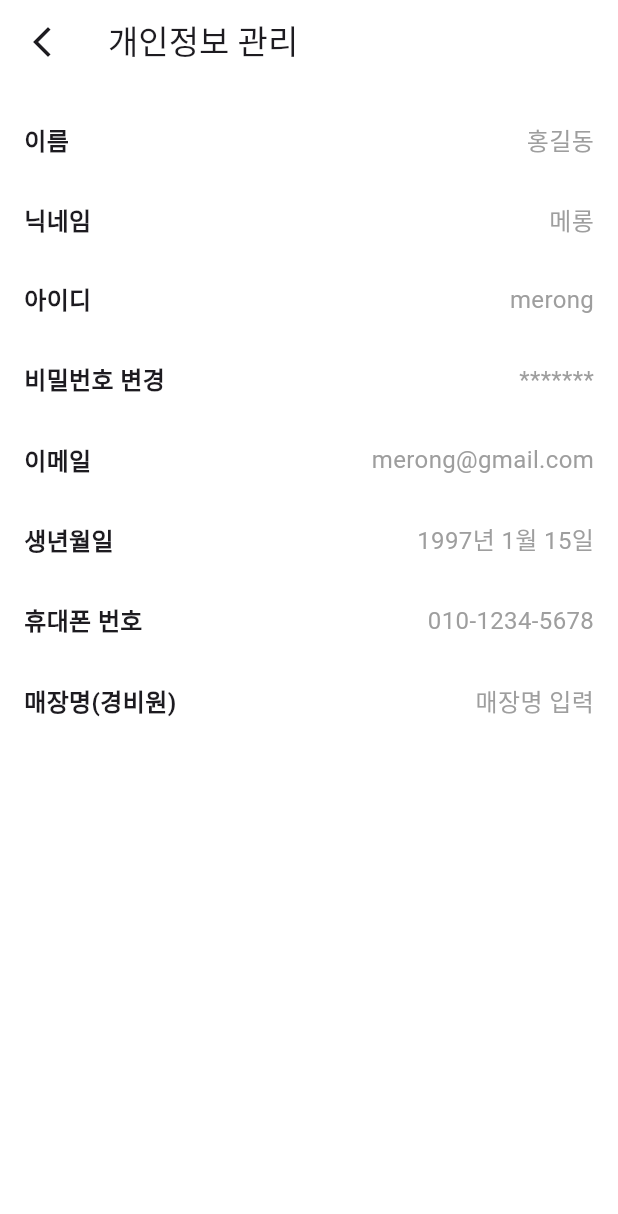
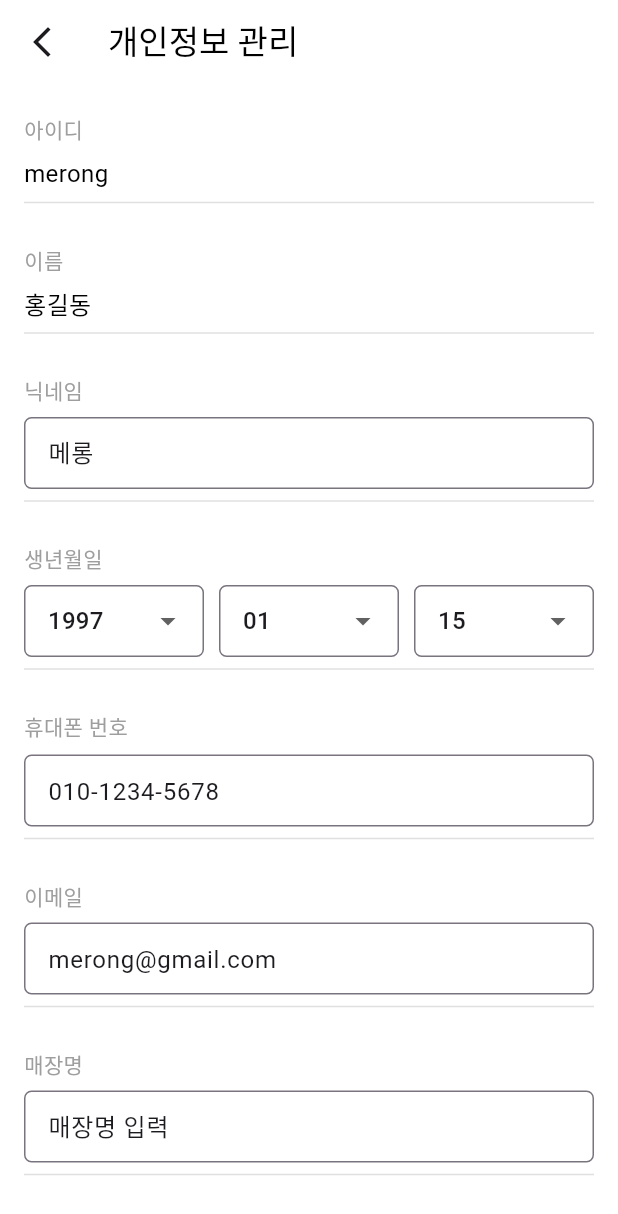
Before and after one commit to Kim-Ji-Man/Ask-Me, a Flutter app: the Mypage screen opened directly, after a tap on the "person" icon, on a phone screen of 412 x 824 dp. Shown: the top 1214 px of the screen. Run offline on Flutter 3.47's test engine with Material 3 defaults, Android fonts, the phone set to English and light mode, and no system bars; our stand-ins replace flutter_dotenv, geolocator, image_picker, shared_preferences; missing offline and left inert: kakao_map_plugin; accounts and stored records are empty; network calls fail.

Commit message:
"마이페이지 내정보 수정, 공지사항 페이지 구현 "

```diff
--- a/lib/main.dart
+++ b/lib/main.dart
@@ -1,5 +1,6 @@
 
 import 'package:flutter/material.dart';
+import 'package:flutter_askme/screens/homepage.dart';
 import 'package:flutter_askme/screens/initial.dart';
 import 'package:flutter_dotenv/flutter_dotenv.dart';
 import 'package:kakao_map_plugin/kakao_map_plugin.dart';
@@ -19,7 +20,7 @@ class MyApp extends StatelessWidget {
   @override
   Widget build(BuildContext context) {
     return MaterialApp(
-      home: Initial(),
+      home: Homepage(),
       theme: ThemeData(
         scaffoldBackgroundColor: Colors.white, // 전체 배경색을 흰색으로 설정
       ),
--- a/lib/screens/alert.dart
+++ b/lib/screens/alert.dart
@@ -17,6 +17,7 @@ class Alert extends StatelessWidget {
             style: TextStyle(fontSize: 24, fontWeight: FontWeight.bold),
           ),
         ),
+        backgroundColor: Colors.white,
         elevation: 0, // 그림자 제거
       ),
       body: Padding(
--- a/lib/screens/communitypost.dart
+++ b/lib/screens/communitypost.dart
@@ -38,6 +38,7 @@ class _CommunityPostState extends State<CommunityPost> {
   Widget build(BuildContext context) {
     return Scaffold(
       appBar: AppBar(
+        backgroundColor: Colors.white,
         title: Text(
           '글쓰기',
           style: TextStyle(fontSize: 18, fontWeight: FontWeight.bold),
--- a/lib/screens/mypage.dart
+++ b/lib/screens/mypage.dart
@@ -1,4 +1,6 @@
 import 'package:flutter/material.dart';
+import 'package:flutter_askme/screens/mypage_folder/noticepage.dart';
+import 'mypage_folder/myinfopage.dart';
 
 class Mypage extends StatelessWidget {
   @override
@@ -38,7 +40,7 @@ class Mypage extends StatelessWidget {
                 ),
                 Spacer(),
                 SizedBox(
-                  width: 80, // 버튼 가로 길이 설정
+                  width: 80,
                   child: ElevatedButton(
                     onPressed: () {
                       // 로그아웃 버튼 클릭 시 처리할 내용
@@ -64,8 +66,8 @@ class Mypage extends StatelessWidget {
             child: Row(
               mainAxisAlignment: MainAxisAlignment.spaceEvenly,
               children: [
-                _buildOptionItem(Icons.receipt, '공지사항', context),
-                _buildOptionItem(Icons.person, '내 정보', context), // 내 정보 클릭 시 회원정보 수정 페이지로 이동
+                _buildOptionItem(Icons.campaign, '공지사항', context),
+                _buildOptionItem(Icons.person, '내 정보', context),
                 _buildOptionItem(Icons.notifications, '알림설정', context),
               ],
             ),
@@ -73,13 +75,13 @@ class Mypage extends StatelessWidget {
 
           // 광고 배너
           Container(
-            margin: EdgeInsets.all(16),
+            margin: EdgeInsets.all(20),
             height: 150,
             decoration: BoxDecoration(
               color: Colors.grey[200],
               borderRadius: BorderRadius.circular(10),
               image: DecorationImage(
-                image: AssetImage('assets/banner.png'), // 배너 이미지 경로
+                image: AssetImage('assets/banner.png'),
                 fit: BoxFit.cover,
               ),
             ),
@@ -94,18 +96,22 @@ class Mypage extends StatelessWidget {
     );
   }
 
-  // 필목 옵션 아이템 생성 함수
   Widget _buildOptionItem(IconData icon, String label, BuildContext context) {
     return Column(
       children: [
         IconButton(
-          icon: Icon(icon, size: 30, color: Colors.black),
+          icon: Icon(icon, size: 35, color: Colors.black),
           onPressed: () {
             if (label == '내 정보') {
-              // 내 정보 클릭 시 회원정보 수정 페이지로 이동
               Navigator.push(
                 context,
-                MaterialPageRoute(builder: (context) => MyInfoPage()),
+                MaterialPageRoute(
+                    builder: (context) => MyInfoPage()), // 내 정보 수정 페이지로 이동
+              );
+            } else if (label == '공지사항') {
+              Navigator.push(
+                  context,
+                  MaterialPageRoute(builder: (context) => NoticePage()),
               );
             }
           },
@@ -116,7 +122,6 @@ class Mypage extends StatelessWidget {
     );
   }
 
-  // 리스트 항목 생성 함수
   Widget _buildListTile(String title, IconData icon) {
     return ListTile(
       leading: Icon(icon, color: Colors.black),
@@ -127,115 +132,3 @@ class Mypage extends StatelessWidget {
     );
   }
 }
-
-// 회원정보 수정 페이지
-class MyInfoPage extends StatelessWidget {
-  @override
-  Widget build(BuildContext context) {
-    return Scaffold(
-      backgroundColor: Colors.white,
-      appBar: AppBar(
-        leading: IconButton(
-          icon: Icon(Icons.arrow_back_ios_new),
-          onPressed: () {
-            Navigator.pop(context);
-          },
-        ),
-        title: Text('개인정보 관리'),
-        backgroundColor: Colors.white,
-        elevation: 0,
-      ),
-      body: Padding(
-        padding: const EdgeInsets.all(16.0),
-        child: ListView(
-          children: [
-            SizedBox(height: 10),
-            _buildInfoRow('이름', '홍길동'),
-            SizedBox(height: 30),
-            _buildInfoRow('닉네임', '메롱'),
-            SizedBox(height: 30),
-            _buildInfoRow('아이디', 'merong'),
-            SizedBox(height: 30),
-            _buildInfoRow('비밀번호 변경', '*******'),
-            SizedBox(height: 30),
-            _buildInfoRow('이메일', 'merong@gmail.com'),
-            SizedBox(height: 30),
-            _buildInfoRow('생년월일', '1997년 1월 15일' ),
-            SizedBox(height: 30),
-            _buildInfoRow('휴대폰 번호', '010-1234-5678'),
-            SizedBox(height: 30),
-            _buildInfoRow('매장명(경비원)', '매장명 입력'),
-          ],
-        ),
-      ),
-    );
-  }
-
-  // 기본 정보 표시 행
-  Widget _buildInfoRow(String label, String value) {
-    return Row(
-      mainAxisAlignment: MainAxisAlignment.spaceBetween,
-      children: [
-        Text(
-          label,
-          style: TextStyle(fontSize: 16, fontWeight: FontWeight.bold),
-        ),
-        Text(
-          value,
-          style: TextStyle(fontSize: 16, color: Colors.grey),
-        ),
-      ],
-    );
-  }
-
-  // 생년월일 드롭다운
-  Widget _buildDropDownRow(String label, String year, String month, String day) {
-    return Row(
-      children: [
-        Text(
-          label,
-          style: TextStyle(fontSize: 16, fontWeight: FontWeight.bold),
-        ),
-        SizedBox(width: 10),
-        DropdownButton<String>(
-          value: year,
-          items: ['1990년', '1991년', '1992년'].map((String value) {
-            return DropdownMenuItem<String>(
-              value: value,
-              child: Text(value),
-            );
-          }).toList(),
-          onChanged: (newValue) {
-            // 생년월일 선택 처리
-          },
-        ),
-        SizedBox(width: 10),
-        DropdownButton<String>(
-          value: month,
-          items: ['1월', '2월', '3월'].map((String value) {
-            return DropdownMenuItem<String>(
-              value: value,
-              child: Text(value),
-            );
-          }).toList(),
-          onChanged: (newValue) {
-            // 월 선택 처리
-          },
-        ),
-        SizedBox(width: 10),
-        DropdownButton<String>(
-          value: day,
-          items: ['1일', '2일', '3일'].map((String value) {
-            return DropdownMenuItem<String>(
-              value: value,
-              child: Text(value),
-            );
-          }).toList(),
-          onChanged: (newValue) {
-            // 일 선택 처리
-          },
-        ),
-      ],
-    );
-  }
-}
--- /dev/null
+++ b/lib/screens/mypage_folder/myinfopage.dart
@@ -0,0 +1,204 @@
+import 'package:flutter/material.dart';
+
+class MyInfoPage extends StatelessWidget {
+  final TextEditingController nicknameController = TextEditingController(text: '메롱');
+  final TextEditingController passwordController = TextEditingController();
+  final TextEditingController emailController = TextEditingController(text: 'merong@gmail.com');
+  final TextEditingController phoneController = TextEditingController(text: '010-1234-5678');
+  final TextEditingController storeController = TextEditingController(text: '매장명 입력');
+
+  String selectedYear = '1997';
+  String selectedMonth = '01';
+  String selectedDay = '15';
+
+  @override
+  Widget build(BuildContext context) {
+    return Scaffold(
+      backgroundColor: Colors.white,
+      appBar: AppBar(
+        leading: IconButton(
+          icon: Icon(Icons.arrow_back_ios_new),
+          onPressed: () {
+            Navigator.pop(context);
+          },
+        ),
+        title: Text('개인정보 관리', style: TextStyle(color: Colors.black)),
+        backgroundColor: Colors.white,
+        elevation: 0,
+      ),
+      body: Padding(
+        padding: const EdgeInsets.symmetric(horizontal: 16.0),
+        child: ListView(
+          children: [
+            SizedBox(height: 20),
+            _buildInfoRow('아이디', 'merong'),
+            Divider(color: Colors.grey[300]),
+            SizedBox(height: 20),
+            _buildInfoRow('이름', '홍길동'),
+            Divider(color: Colors.grey[300]),
+            SizedBox(height: 20),
+            _buildEditableField('닉네임', nicknameController),
+            Divider(color: Colors.grey[300]),
+            SizedBox(height: 20),
+            _buildBirthdateRow(), // 생년월일 드롭다운 행 추가
+            Divider(color: Colors.grey[300]),
+            SizedBox(height: 20),
+            _buildEditableField('휴대폰 번호', phoneController),
+            Divider(color: Colors.grey[300]),
+            SizedBox(height: 20),
+            _buildEditableField('이메일', emailController),
+            Divider(color: Colors.grey[300]),
+            SizedBox(height: 20),
+            _buildEditableField('매장명', storeController),
+            Divider(color: Colors.grey[300]),
+            SizedBox(height: 40),
+            ElevatedButton(
+              onPressed: () {
+                _saveChanges();
+              },
+              child: Text('수정 완료'),
+              style: ElevatedButton.styleFrom(
+                padding: EdgeInsets.symmetric(vertical: 15),
+                backgroundColor: Colors.blue[500],
+                foregroundColor: Colors.black,
+              ),
+            ),
+            SizedBox(height: 20),
+          ],
+        ),
+      ),
+    );
+  }
+
+  // 기본 정보 표시 행
+  Widget _buildInfoRow(String label, String value) {
+    return Column(
+      crossAxisAlignment: CrossAxisAlignment.start,
+      children: [
+        Text(label, style: TextStyle(fontSize: 14, color: Colors.grey)),
+        SizedBox(height: 8),
+        Text(value, style: TextStyle(fontSize: 16, color: Colors.black)),
+      ],
+    );
+  }
+
+  // 수정 가능한 필드
+  Widget _buildEditableField(String label, TextEditingController controller) {
+    return Column(
+      crossAxisAlignment: CrossAxisAlignment.start,
+      children: [
+        Text(label, style: TextStyle(fontSize: 14, color: Colors.grey)),
+        SizedBox(height: 8),
+        TextFormField(
+          controller: controller,
+          textAlign: TextAlign.start,
+          decoration: InputDecoration(
+            hintText: '입력하세요',
+            contentPadding: EdgeInsets.symmetric(vertical: 10, horizontal: 12),
+            border: OutlineInputBorder(
+              borderRadius: BorderRadius.circular(5.0),
+              borderSide: BorderSide(color: Colors.grey[300]!),
+            ),
+          ),
+        ),
+      ],
+    );
+  }
+
+  // 생년월일 드롭다운 행
+  Widget _buildBirthdateRow() {
+    return Column(
+      crossAxisAlignment: CrossAxisAlignment.start,
+      children: [
+        Text('생년월일', style: TextStyle(fontSize: 14, color: Colors.grey)),
+        SizedBox(height: 8),
+        Row(
+          children: [
+            Expanded(
+              child: DropdownButtonFormField<String>(
+                value: selectedYear,
+                items: List.generate(100, (index) {
+                  return DropdownMenuItem(
+                    value: (1920 + index).toString(),
+                    child: Text((1920 + index).toString()),
+                  );
+                }),
+                onChanged: (value) {
+                  selectedYear = value!;
+                },
+                decoration: InputDecoration(
+                  contentPadding: EdgeInsets.symmetric(vertical: 10, horizontal: 12),
+                  border: OutlineInputBorder(
+                    borderRadius: BorderRadius.circular(5.0),
+                    borderSide: BorderSide(color: Colors.grey[300]!),
+                  ),
+                ),
+              ),
+            ),
+            SizedBox(width: 10),
+            Expanded(
+              child: DropdownButtonFormField<String>(
+                value: selectedMonth,
+                items: List.generate(12, (index) {
+                  return DropdownMenuItem(
+                    value: (index + 1).toString().padLeft(2, '0'),
+                    child: Text((index + 1).toString().padLeft(2, '0')),
+                  );
+                }),
+                onChanged: (value) {
+                  selectedMonth = value!;
+                },
+                decoration: InputDecoration(
+                  contentPadding: EdgeInsets.symmetric(vertical: 10, horizontal: 12),
+                  border: OutlineInputBorder(
+                    borderRadius: BorderRadius.circular(5.0),
+                    borderSide: BorderSide(color: Colors.grey[300]!),
+                  ),
+                ),
+              ),
+            ),
+            SizedBox(width: 10),
+            Expanded(
+              child: DropdownButtonFormField<String>(
+                value: selectedDay,
+                items: List.generate(31, (index) {
+                  return DropdownMenuItem(
+                    value: (index + 1).toString().padLeft(2, '0'),
+                    child: Text((index + 1).toString().padLeft(2, '0')),
+                  );
+                }),
+                onChanged: (value) {
+                  selectedDay = value!;
+                },
+                decoration: InputDecoration(
+                  contentPadding: EdgeInsets.symmetric(vertical: 10, horizontal: 12),
+                  border: OutlineInputBorder(
+                    borderRadius: BorderRadius.circular(5.0),
+                    borderSide: BorderSide(color: Colors.grey[300]!),
+                  ),
+                ),
+              ),
+            ),
+          ],
+        ),
+      ],
+    );
+  }
+
+  // 데이터 저장 함수
+  void _saveChanges() {
+    String nickname = nicknameController.text;
+    String password = passwordController.text;
+    String email = emailController.text;
+    String phone = phoneController.text;
+    String store = storeController.text;
+
+    // DB에 저장 로직 추가
+
+    print('닉네임: $nickname');
+    print('비밀번호: $password');
+    print('이메일: $email');
+    print('휴대폰 번호: $phone');
+    print('매장명: $store');
+  }
+}
--- a/lib/screens/postdetail.dart
+++ b/lib/screens/postdetail.dart
@@ -31,6 +31,7 @@ class _PostDetailState extends State<PostDetail> {
   Widget build(BuildContext context) {
     return Scaffold(
       appBar: AppBar(
+        backgroundColor: Colors.white,
         leading: IconButton(
           icon: Icon(Icons.arrow_back_ios_new),
           onPressed: () => Navigator.pop(context),
```
Also changed, not shown: lib/screens/mypage_folder/noticepage.dart (added, +95 -0 lines), lib/screens/mypage_folder/mycommentpage.dart (added), lib/screens/mypage_folder/mypostpage.dart (added).
